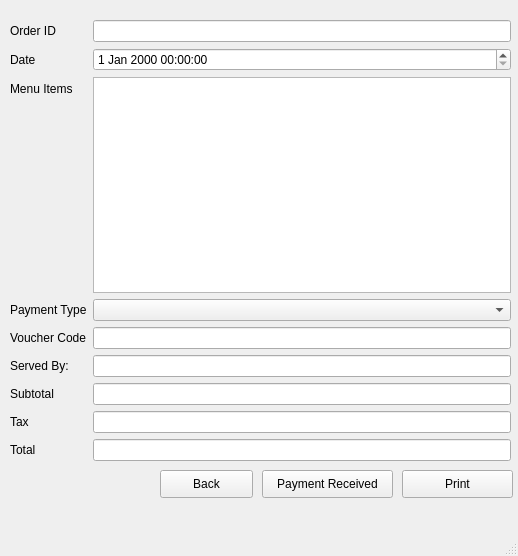
Before: the Qt Designer form ui_files/BillPrintandOrderCompleted.ui in TahaZahid05/Restaurant-Managment-System, drawn with Qt 5.
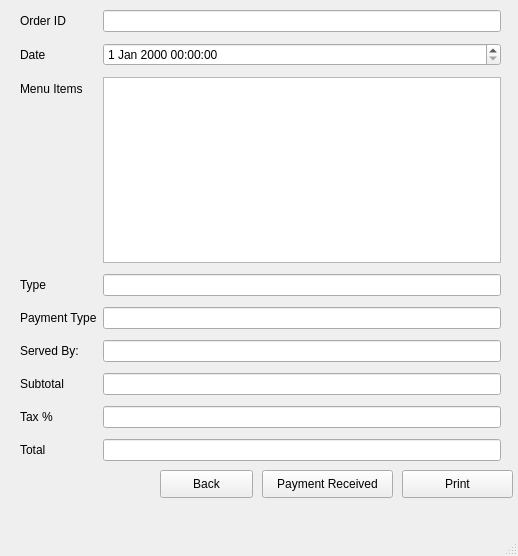
After: the same form once the commit is applied.

Patch:
```diff
--- a/ui_files/BillPrintandOrderCompleted.ui
+++ b/ui_files/BillPrintandOrderCompleted.ui
@@ -10,6 +10,12 @@
     <height>556</height>
    </rect>
   </property>
+  <property name="sizePolicy">
+   <sizepolicy hsizetype="Fixed" vsizetype="Fixed">
+    <horstretch>0</horstretch>
+    <verstretch>0</verstretch>
+   </sizepolicy>
+  </property>
   <property name="windowTitle">
    <string>Bill Print and Order Complete</string>
   </property>
@@ -18,12 +24,21 @@
     <property name="geometry">
      <rect>
       <x>10</x>
-      <y>20</y>
+      <y>10</y>
       <width>501</width>
-      <height>441</height>
+      <height>451</height>
      </rect>
     </property>
     <layout class="QFormLayout" name="formLayout">
+     <property name="verticalSpacing">
+      <number>11</number>
+     </property>
+     <property name="leftMargin">
+      <number>10</number>
+     </property>
+     <property name="rightMargin">
+      <number>10</number>
+     </property>
      <item row="0" column="0">
       <widget class="QLabel" name="label">
        <property name="text">
@@ -57,17 +72,14 @@
      <item row="3" column="0">
       <widget class="QLabel" name="label_4">
        <property name="text">
-        <string>Payment Type</string>
+        <string>Type</string>
        </property>
       </widget>
      </item>
-     <item row="3" column="1">
-      <widget class="QComboBox" name="comboBox"/>
-     </item>
      <item row="4" column="0">
       <widget class="QLabel" name="label_5">
        <property name="text">
-        <string>Voucher Code</string>
+        <string>Payment Type</string>
        </property>
       </widget>
      </item>
@@ -97,7 +109,7 @@
      <item row="7" column="0">
       <widget class="QLabel" name="label_8">
        <property name="text">
-        <string>Tax</string>
+        <string>Tax %</string>
        </property>
       </widget>
      </item>
@@ -114,6 +126,9 @@
      <item row="8" column="1">
       <widget class="QLineEdit" name="lineEdit_6"/>
      </item>
+     <item row="3" column="1">
+      <widget class="QLineEdit" name="lineEdit_7"/>
+     </item>
     </layout>
    </widget>
    <widget class="QPushButton" name="printButton">
```
Left out of the diff: 2 changed lines with no effect on the pictures.
